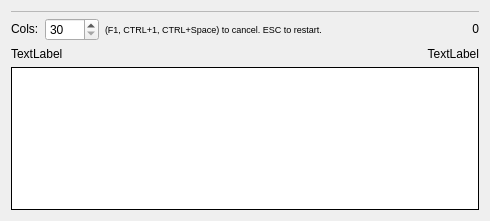
Old version of the form src/quizzer/quizzer.ui in the repository coryo/amphetype2.
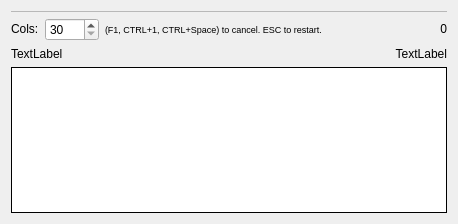
New version of the form. Custom widgets are drawn as their Qt base class.

Patch:
```diff
--- a/src/quizzer/quizzer.ui
+++ b/src/quizzer/quizzer.ui
@@ -6,8 +6,8 @@
    <rect>
     <x>0</x>
     <y>0</y>
-    <width>490</width>
-    <height>221</height>
+    <width>452</width>
+    <height>224</height>
    </rect>
   </property>
   <property name="windowTitle">
@@ -165,7 +165,7 @@
    <item row="3" column="0" colspan="6">
     <widget class="TyperDisplay" name="typerDisplay">
      <property name="sizePolicy">
-      <sizepolicy hsizetype="Preferred" vsizetype="Preferred">
+      <sizepolicy hsizetype="Expanding" vsizetype="Expanding">
        <horstretch>0</horstretch>
        <verstretch>0</verstretch>
       </sizepolicy>
```
